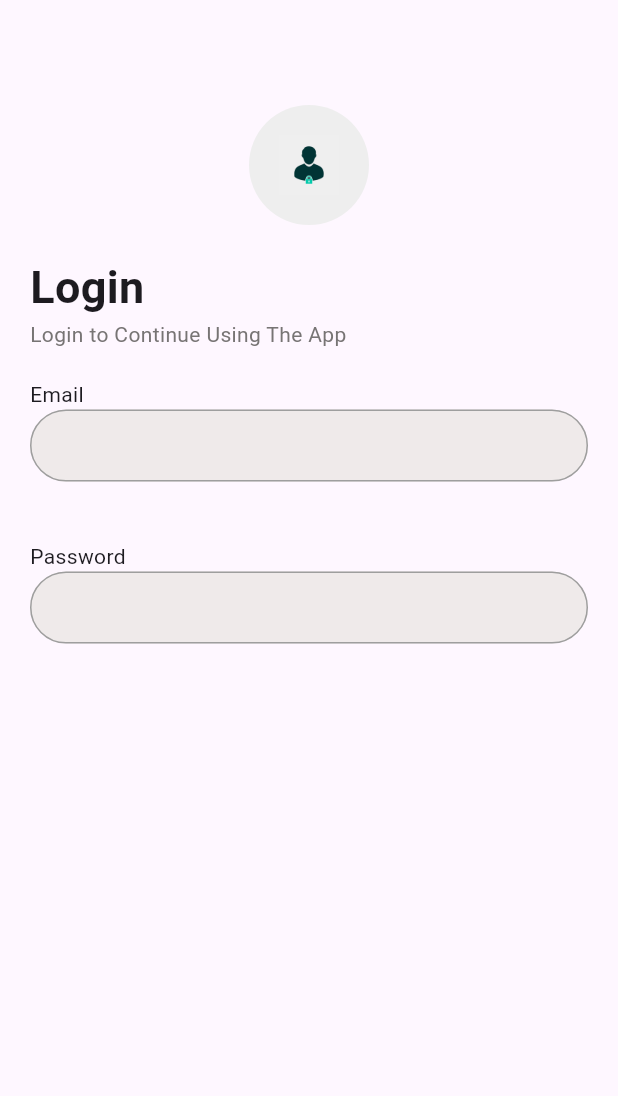
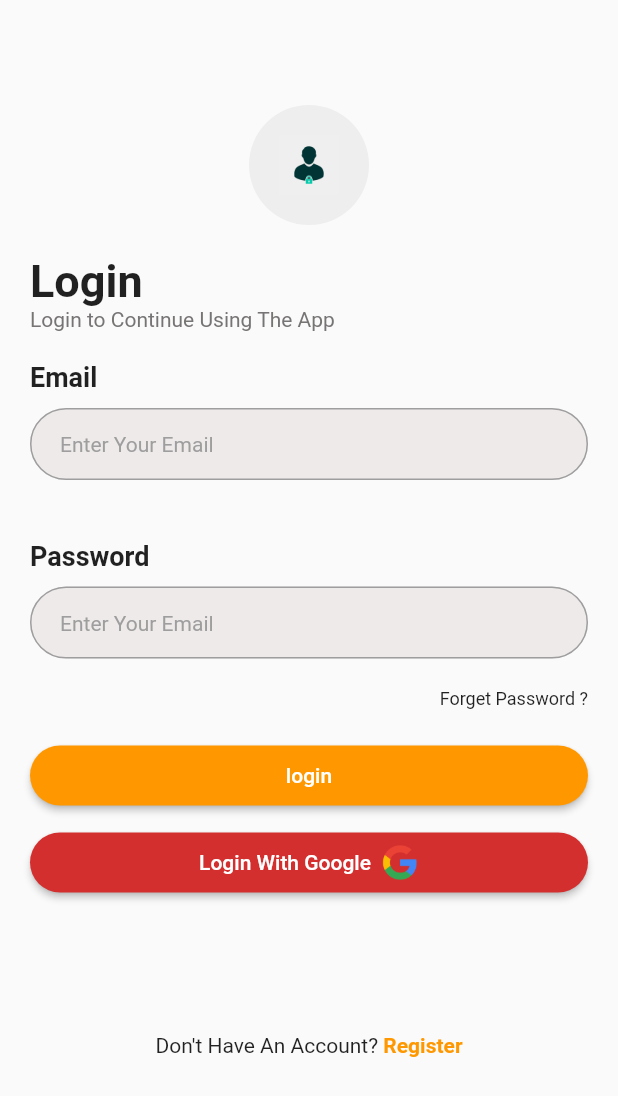
Before and after one commit to AuXiNN/Tour, a Flutter app: the screen it shows after launch, on a phone screen of 412 x 824 dp. Shown: the top 1096 px of the screen. Run offline on Flutter 3.47's test engine with Material 2 defaults, Android fonts, the phone set to English and light mode, and no system bars; our stand-ins replace awesome_dialog, firebase_auth, firebase_core; accounts and stored records are empty.

Commit message:
third commit

```diff
--- a/lib/auth/login.dart
+++ b/lib/auth/login.dart
@@ -1,4 +1,9 @@
+import 'package:awesome_dialog/awesome_dialog.dart';
+import 'package:firebase_auth/firebase_auth.dart';
 import 'package:flutter/material.dart';
+import 'package:tour/components/custombuttomauth.dart';
+import 'package:tour/components/customlogoauth.dart';
+import 'package:tour/components/textformfield.dart';
 
 class Login extends StatefulWidget {
   const Login({super.key});
@@ -10,33 +15,22 @@ class Login extends StatefulWidget {
 }
 
 class _LoginState extends State<Login> {
+  TextEditingController email = TextEditingController();
+  TextEditingController password = TextEditingController();
+
+  @override
   @override
   Widget build(BuildContext context) {
     return Scaffold(
       body: Container(
-        padding: EdgeInsets.all(20),
+        padding: const EdgeInsets.all(20),
         child: ListView(
           children: [
             Column(
               crossAxisAlignment: CrossAxisAlignment.start,
               children: [
                 Container(height: 50),
-                Center(
-                  child: Container(
-                    alignment: Alignment.center,
-                    width: 80,
-                    height: 80,
-                    padding: const EdgeInsets.all(10),
-                    decoration: BoxDecoration(
-                        color: const Color.fromARGB(255, 238, 238, 238),
-                        borderRadius: BorderRadius.circular(70)),
-                    child: Image.asset(
-                      "images/asdf.jpg",
-                      width: 40,
-                      height: 40,
-                    ),
-                  ),
-                ),
+                const CustomLogoAuth(),
                 const SizedBox(height: 20),
                 const Text(
                   'Login',
@@ -47,44 +41,119 @@ class _LoginState extends State<Login> {
                   style: TextStyle(color: Color.fromARGB(255, 119, 116, 116)),
                 ),
                 const SizedBox(height: 20),
-                const Text('Email'),
-                TextFormField(
-                  decoration: InputDecoration(
-                    contentPadding:
-                        const EdgeInsets.symmetric(vertical: 2, horizontal: 10),
-                    filled: true,
-                    fillColor: const Color.fromARGB(255, 239, 234, 234),
-                    border: OutlineInputBorder(
-                      borderRadius: BorderRadius.circular(50),
-                      borderSide: const BorderSide(color: Colors.grey),
-                    ),
-                    enabledBorder: OutlineInputBorder(
-                      borderRadius: BorderRadius.circular(50),
-                      borderSide: const BorderSide(color: Colors.grey),
-                    ),
-                  ),
+                const Text(
+                  'Email',
+                  style: TextStyle(fontWeight: FontWeight.bold, fontSize: 18),
                 ),
+                const SizedBox(height: 10),
+                CustomTextForm(
+                    hinttext: "Enter Your Email", mycontroller: email),
                 const SizedBox(
                   height: 40,
                 ),
-                const Text('Password'),
-                TextFormField(
-                  decoration: InputDecoration(
-                    contentPadding:
-                        const EdgeInsets.symmetric(vertical: 2, horizontal: 10),
-                    filled: true,
-                    fillColor: const Color.fromARGB(255, 239, 234, 234),
-                    border: OutlineInputBorder(
-                      borderRadius: BorderRadius.circular(50),
-                      borderSide: const BorderSide(color: Colors.grey),
-                    ),
-                    enabledBorder: OutlineInputBorder(
-                        borderRadius: BorderRadius.circular(50),
-                        borderSide: const BorderSide(color: Colors.grey)),
+                const Text(
+                  'Password',
+                  style: TextStyle(fontWeight: FontWeight.bold, fontSize: 18),
+                ),
+                const SizedBox(height: 10),
+                CustomTextForm(
+                    hinttext: "Enter Your Email", mycontroller: password),
+                const SizedBox(height: 10),
+                Container(
+                  margin: const EdgeInsets.only(top: 10, bottom: 20),
+                  alignment: Alignment.topRight,
+                  child: const Text(
+                    'Forget Password ?',
+                    textAlign: TextAlign.right,
+                    style: TextStyle(fontSize: 12),
                   ),
                 ),
               ],
-            )
+            ),
+            CustomButtomAuth(
+                title: "login",
+                onPressed: () async {
+                  try {
+                    final credential = await FirebaseAuth.instance
+                        .signInWithEmailAndPassword(
+                            email: email.text, password: password.text);
+                    Navigator.of(context).pushReplacementNamed("homepage");
+
+                  } on FirebaseAuthException catch (e) {
+                    if (e.code == e.code) {
+                      print('No user found for that email.');
+
+                      AwesomeDialog(
+                        context: context,
+                        dialogType: DialogType.error,
+                        animType: AnimType.rightSlide,
+                        title: 'Error',
+                        desc: 'No user found for that email.',
+
+                      ).show();
+                    }
+                     else if (e.code == e.code) {
+                      print('Wrong password provided for that user.');
+
+                      AwesomeDialog(
+                        context: context,
+                        dialogType: DialogType.error,
+                        animType: AnimType.rightSlide,
+                        title: 'Error',
+                        desc: 'Wrong password provided for that user.',
+
+                      ).show();
+
+                    }
+                  }
+                }),
+            const SizedBox(height: 10),
+            MaterialButton(
+              shape: RoundedRectangleBorder(
+                borderRadius: BorderRadius.circular(20),
+              ),
+              height: 40,
+              onPressed: () {},
+              textColor: Colors.white,
+              color: Colors.red[700],
+              child: Row(
+                mainAxisAlignment: MainAxisAlignment.center,
+                children: [
+                  const Text("Login With Google  "),
+                  Image.asset(
+                    "images/google.png",
+                    width: 25,
+                  )
+                ],
+              ),
+            ),
+            const SizedBox(
+              height: 90,
+            ),
+            // ),
+            // const Text(
+            //   "Don't Have An Account? Reguster",
+            //   textAlign: TextAlign.center,
+            // ),
+            InkWell(
+              onTap: () {
+                Navigator.of(context).pushReplacementNamed("signup");
+              },
+              child: const Center(
+                child: Text.rich(
+                  TextSpan(
+                    children: [
+                      TextSpan(text: "Don't Have An Account? "),
+                      TextSpan(
+                        text: "Register",
+                        style: TextStyle(
+                            color: Colors.orange, fontWeight: FontWeight.bold),
+                      )
+                    ],
+                  ),
+                ),
+              ),
+            ),
           ],
         ),
       ),
--- /dev/null
+++ b/lib/components/custombuttomauth.dart
@@ -0,0 +1,22 @@
+import 'package:flutter/material.dart';
+
+class CustomButtomAuth extends StatelessWidget {
+  const CustomButtomAuth({super.key, required this.onPressed, required this.title});
+
+  final void Function () onPressed;
+  final String title;
+
+  @override
+  Widget build(context) {
+    return MaterialButton(
+      shape: RoundedRectangleBorder(
+        borderRadius: BorderRadius.circular(20),
+      ),
+      height: 40,
+      onPressed: onPressed,
+      textColor: Colors.white,
+      color: Colors.orange,
+      child:  Text(title),
+    );
+  }
+}
--- /dev/null
+++ b/lib/components/customlogoauth.dart
@@ -0,0 +1,25 @@
+import 'package:flutter/material.dart';
+
+class CustomLogoAuth extends StatelessWidget {
+  const CustomLogoAuth({super.key});
+
+  @override
+  Widget build(context) {
+    return Center(
+      child: Container(
+        alignment: Alignment.center,
+        width: 80,
+        height: 80,
+        padding: const EdgeInsets.all(10),
+        decoration: BoxDecoration(
+            color: const Color.fromARGB(255, 238, 238, 238),
+            borderRadius: BorderRadius.circular(70)),
+        child: Image.asset(
+          "images/asdf.jpg",
+          width: 40,
+          height: 40,
+        ),
+      ),
+    );
+  }
+}
--- /dev/null
+++ b/lib/components/textformfield.dart
@@ -0,0 +1,39 @@
+
+
+import 'package:flutter/material.dart';
+
+class CustomTextForm extends StatelessWidget {
+   const CustomTextForm({super.key, required this.hinttext, required this.mycontroller});
+
+
+  final String hinttext;
+  final TextEditingController mycontroller;
+
+
+
+  @override
+
+  Widget build(context) {
+    return TextFormField(
+      controller: mycontroller,
+      decoration: InputDecoration(
+        hintText: hinttext,
+        hintStyle: const TextStyle(
+          fontSize: 14,
+          color: Colors.grey,
+        ),
+        contentPadding: const EdgeInsets.symmetric(vertical: 2, horizontal: 20),
+        filled: true,
+        fillColor: const Color.fromARGB(255, 239, 234, 234),
+        border: OutlineInputBorder(
+          borderRadius: BorderRadius.circular(50),
+          borderSide: const BorderSide(color: Colors.grey),
+        ),
+        enabledBorder: OutlineInputBorder(
+          borderRadius: BorderRadius.circular(50),
+          borderSide: const BorderSide(color: Colors.grey),
+        ),
+      ),
+    );
+  }
+}
--- a/lib/main.dart
+++ b/lib/main.dart
@@ -1,15 +1,50 @@
+import 'package:firebase_auth/firebase_auth.dart';
 import 'package:firebase_core/firebase_core.dart';
 import 'package:flutter/material.dart';
 import 'package:tour/auth/login.dart';
+import 'package:tour/auth/signup.dart';
+import 'package:tour/homepage.dart';
 
 
 void main() async {
   WidgetsFlutterBinding.ensureInitialized();
   await Firebase.initializeApp();
-  runApp(
-     MaterialApp(
-      theme: ThemeData(useMaterial3: true),
-      home: const Login(),
-    ),
-  );
+  runApp(const MyApp());
 }
+
+class MyApp extends StatefulWidget {
+  const MyApp ({super.key});
+  @override
+  State<MyApp> createState() {
+    return _MyAppState();
+  }
+}
+
+class _MyAppState extends State<MyApp> {
+  @override
+  void initState() {
+    FirebaseAuth.instance.authStateChanges().listen((User? user) {
+    if (user == null) {
+      print('==========================User is currently signed out!');
+    } else {
+      print('==========================User is signed in!');
+    }
+  });
+    super.initState();
+  }
+
+  @override
+  Widget build(context) {
+    return MaterialApp(
+      debugShowCheckedModeBanner: false,
+      home: FirebaseAuth.instance.currentUser== null ? Login() : HomePage(),
+      routes: {
+        "signup" :(context) => const SignUp(),
+        "login" : (context) => const Login(),
+        "homepage" :(context) => const HomePage(),
+
+      },
+    );
+  }
+
+}
--- a/pubspec.yaml
+++ b/pubspec.yaml
@@ -41,6 +41,7 @@ dependencies:
   firebase_messaging: ^14.7.3
   firebase_auth: ^4.12.1
   google_sign_in: ^6.1.5
+  awesome_dialog: ^3.1.0
 
 dev_dependencies:
   flutter_test:
@@ -67,6 +68,7 @@ flutter:
   # To add assets to your application, add an assets section, like this:
   assets:
     - images/asdf.jpg
+    - images/google.png
 
   # An image asset can refer to one or more resolution-specific "variants", see
   # https://flutter.dev/assets-and-images/#resolution-aware
```
Also changed, not shown: lib/auth/signup.dart (+157 -0 lines), lib/homepage.dart (added, +31 -0 lines), images/google.png (added), pubspec.lock, 4 other files.
